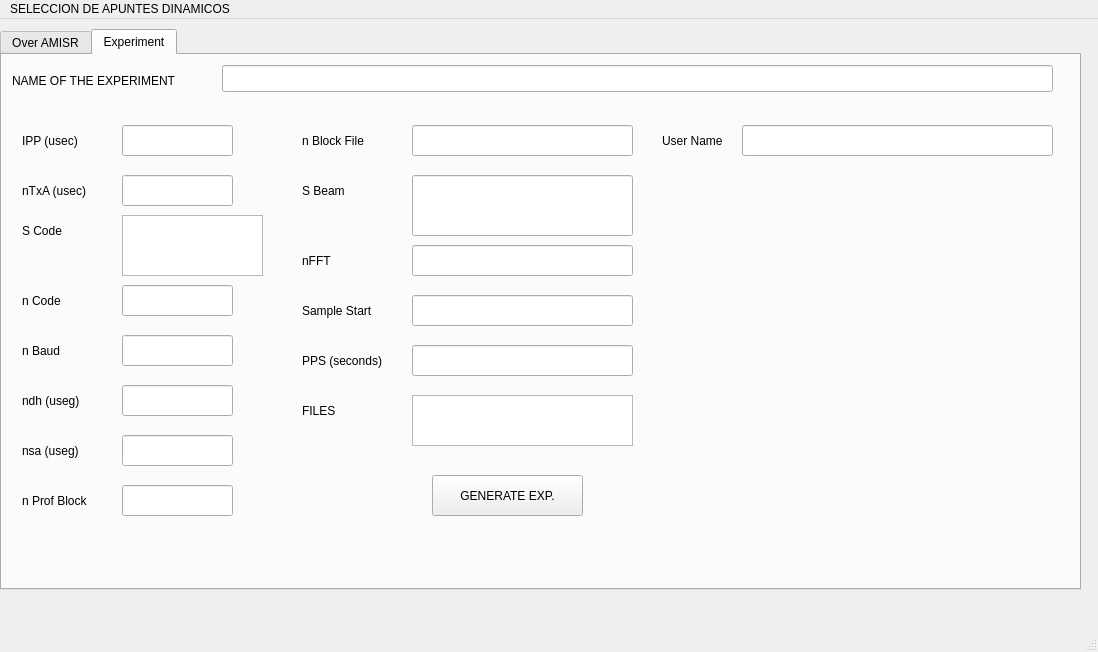
Above: QT_des/qt_designer.ui from HFproject/AMISR_GUI before the change. Below: the same form after it.
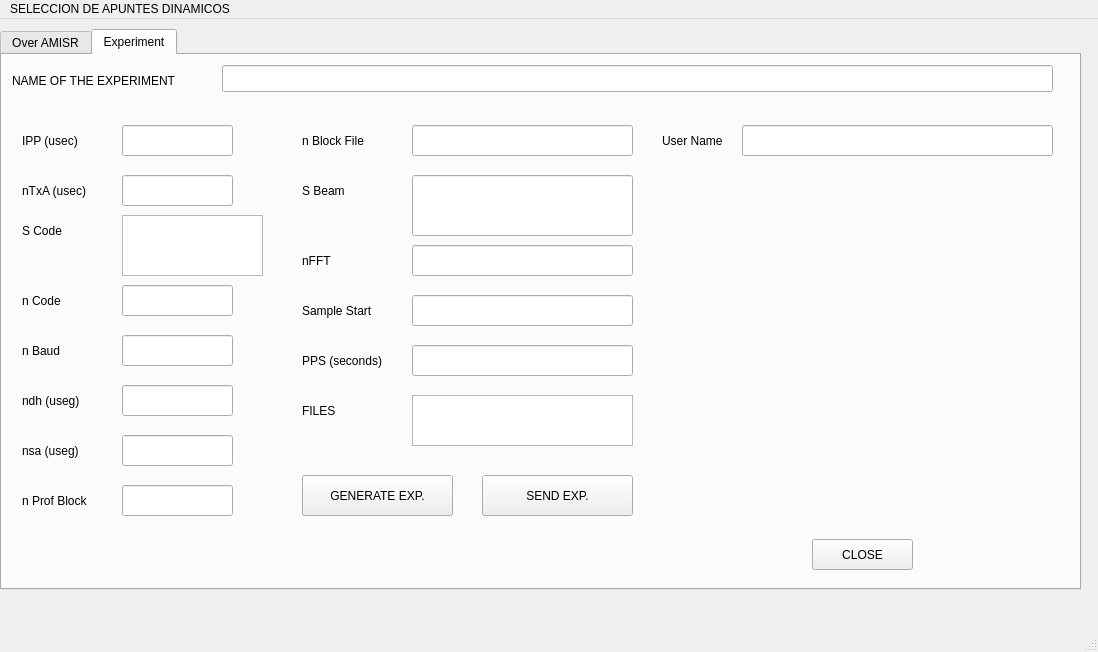
That is the form after the change. Custom widgets are drawn as their Qt base class.

Diff of the .ui file:
```diff
--- a/QT_des/qt_designer.ui
+++ b/QT_des/qt_designer.ui
@@ -653,7 +653,7 @@
      <widget class="QPushButton" name="pushButton_GEN_EXP">
       <property name="geometry">
        <rect>
-        <x>430</x>
+        <x>300</x>
         <y>420</y>
         <width>151</width>
         <height>41</height>
@@ -732,6 +732,45 @@
        <string/>
       </property>
      </widget>
+     <widget class="QPushButton" name="pushButton_send_exp">
+      <property name="geometry">
+       <rect>
+        <x>480</x>
+        <y>420</y>
+        <width>151</width>
+        <height>41</height>
+       </rect>
+      </property>
+      <property name="text">
+       <string>SEND EXP.</string>
+      </property>
+     </widget>
+     <widget class="QPushButton" name="pushButton_close">
+      <property name="geometry">
+       <rect>
+        <x>810</x>
+        <y>484</y>
+        <width>101</width>
+        <height>31</height>
+       </rect>
+      </property>
+      <property name="text">
+       <string>CLOSE</string>
+      </property>
+     </widget>
+     <widget class="QLabel" name="label_17">
+      <property name="geometry">
+       <rect>
+        <x>660</x>
+        <y>420</y>
+        <width>391</width>
+        <height>41</height>
+       </rect>
+      </property>
+      <property name="text">
+       <string/>
+      </property>
+     </widget>
     </widget>
    </widget>
   </widget>
```
Left out of the diff: 2 changed lines with no effect on the pictures.
